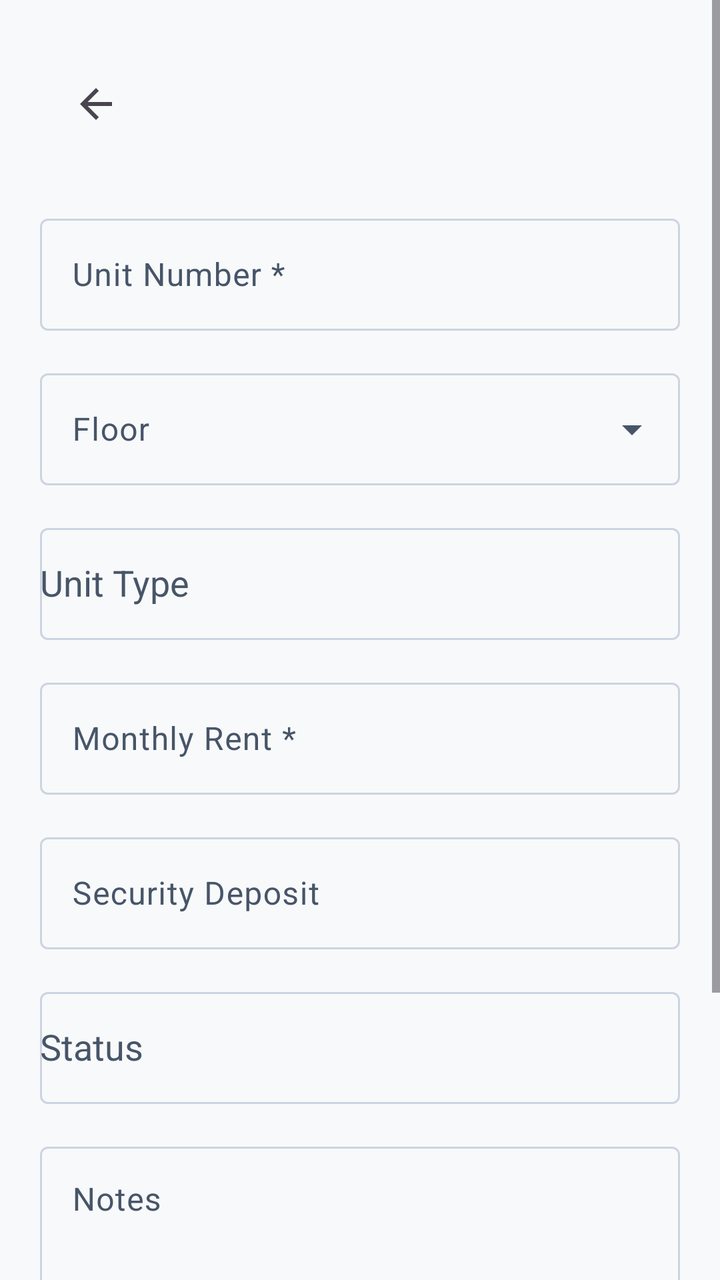
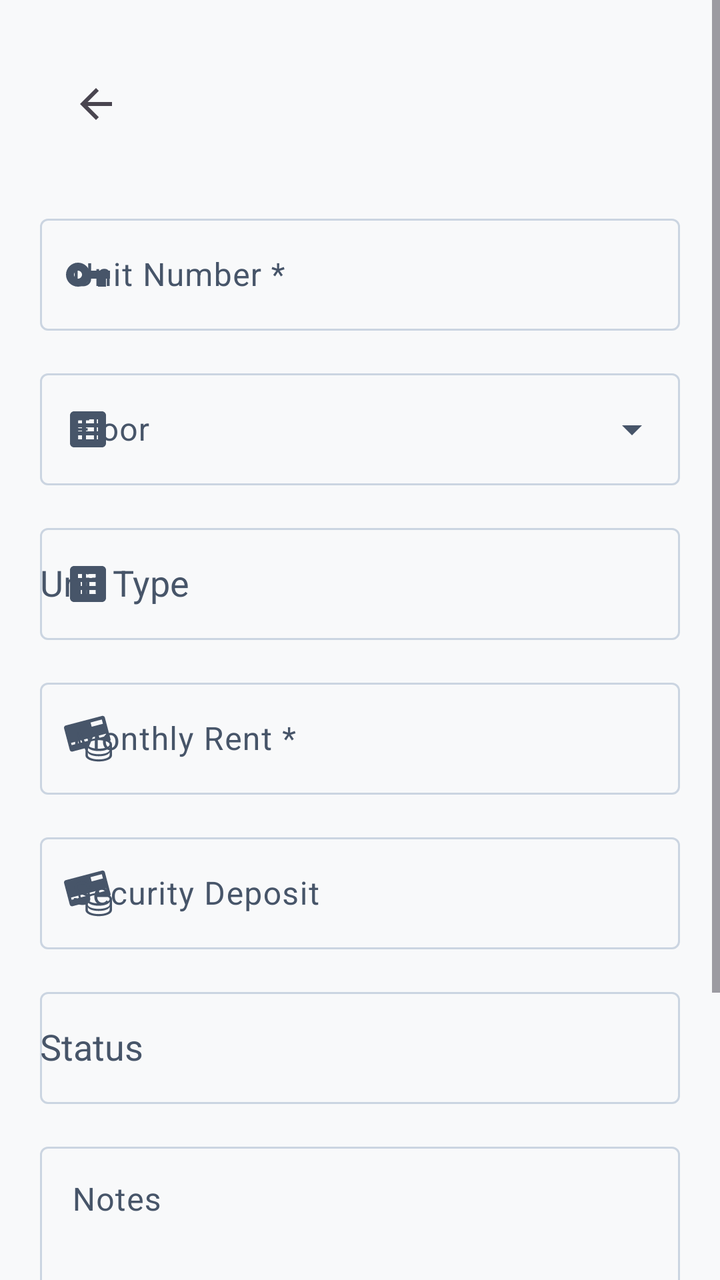

Before-and-after screenshots of an Android layout around one commit, followed by the original layout XML and the change that was made.
<!-- AndroidManifest.xml: application theme Theme.RobHouseRental -->
<!-- res/layout/activity_add_unit.xml -->
<?xml version="1.0" encoding="utf-8"?>
<ScrollView
    xmlns:android="http://schemas.android.com/apk/res/android"
    xmlns:app="http://schemas.android.com/apk/res-auto"
    android:layout_width="match_parent"
    android:layout_height="match_parent"
    android:fitsSystemWindows="true"
    android:fillViewport="true">

    <LinearLayout
        android:layout_width="match_parent"
        android:layout_height="wrap_content"
        android:orientation="vertical"
        android:padding="20dp">

        
        <com.google.android.material.appbar.MaterialToolbar
            android:id="@+id/toolbarAddUnit"
            android:layout_width="match_parent"
            android:layout_height="?attr/actionBarSize"
            android:title="@string/add_unit_title"
            app:navigationIcon="@drawable/ic_arrow_back" />

        
        <com.google.android.material.textfield.TextInputLayout
            android:id="@+id/layoutUnitNumber"
            style="@style/Widget.Material3.TextInputLayout.OutlinedBox"
            android:layout_width="match_parent"
            android:layout_height="wrap_content"
            android:layout_marginTop="20dp"
            android:hint="@string/hint_unit_number_req">

            <com.google.android.material.textfield.TextInputEditText
                android:id="@+id/etUnitNumber"
                android:layout_width="match_parent"
                android:layout_height="wrap_content"
                android:inputType="textCapCharacters"
                android:minHeight="56dp" />

        </com.google.android.material.textfield.TextInputLayout>

        
        <com.google.android.material.textfield.TextInputLayout
            android:id="@+id/layoutUnitFloor"
            style="@style/Widget.Material3.TextInputLayout.OutlinedBox.ExposedDropdownMenu"
            android:layout_width="match_parent"
            android:layout_height="wrap_content"
            android:layout_marginTop="16dp"
            android:hint="@string/hint_unit_floor">

            <com.google.android.material.textfield.MaterialAutoCompleteTextView
                android:id="@+id/autoUnitFloor"
                android:layout_width="match_parent"
                android:layout_height="wrap_content"
                android:focusable="false"
                android:inputType="none"
                android:minHeight="56dp" />

        </com.google.android.material.textfield.TextInputLayout>

        
        <com.google.android.material.textfield.TextInputLayout
            android:id="@+id/layoutUnitType"
            style="@style/Widget.Material3.TextInputLayout.OutlinedBox"
            android:layout_width="match_parent"
            android:layout_height="wrap_content"
            android:layout_marginTop="16dp"
            android:hint="@string/hint_unit_type">

            <com.google.android.material.textfield.MaterialAutoCompleteTextView
                android:id="@+id/autoUnitType"
                android:layout_width="match_parent"
                android:layout_height="wrap_content"
                android:inputType="none"
                android:minHeight="56dp" />

        </com.google.android.material.textfield.TextInputLayout>

        
        <com.google.android.material.textfield.TextInputLayout
            android:id="@+id/layoutMonthlyRent"
            style="@style/Widget.Material3.TextInputLayout.OutlinedBox"
            android:layout_width="match_parent"
            android:layout_height="wrap_content"
            android:layout_marginTop="16dp"
            android:hint="@string/hint_unit_rent_req">

            <com.google.android.material.textfield.TextInputEditText
                android:id="@+id/etMonthlyRent"
                android:layout_width="match_parent"
                android:layout_height="wrap_content"
                android:inputType="numberDecimal"
                android:minHeight="56dp" />

        </com.google.android.material.textfield.TextInputLayout>

        
        <com.google.android.material.textfield.TextInputLayout
            android:id="@+id/layoutSecurityDeposit"
            style="@style/Widget.Material3.TextInputLayout.OutlinedBox"
            android:layout_width="match_parent"
            android:layout_height="wrap_content"
            android:layout_marginTop="16dp"
            android:hint="@string/hint_unit_deposit">

            <com.google.android.material.textfield.TextInputEditText
                android:id="@+id/etSecurityDeposit"
                android:layout_width="match_parent"
                android:layout_height="wrap_content"
                android:inputType="numberDecimal"
                android:minHeight="56dp" />

        </com.google.android.material.textfield.TextInputLayout>

        
        <com.google.android.material.textfield.TextInputLayout
            android:id="@+id/layoutUnitStatus"
            style="@style/Widget.Material3.TextInputLayout.OutlinedBox"
            android:layout_width="match_parent"
            android:layout_height="wrap_content"
            android:layout_marginTop="16dp"
            android:hint="@string/hint_unit_status">

            <com.google.android.material.textfield.MaterialAutoCompleteTextView
                android:id="@+id/autoUnitStatus"
                android:layout_width="match_parent"
                android:layout_height="wrap_content"
                android:inputType="none"
                android:minHeight="56dp" />

        </com.google.android.material.textfield.TextInputLayout>

        
        <com.google.android.material.textfield.TextInputLayout
            android:id="@+id/layoutUnitNotes"
            style="@style/Widget.Material3.TextInputLayout.OutlinedBox"
            android:layout_width="match_parent"
            android:layout_height="wrap_content"
            android:layout_marginTop="16dp"
            android:hint="@string/hint_property_notes">

            <com.google.android.material.textfield.TextInputEditText
                android:id="@+id/etUnitNotes"
                android:layout_width="match_parent"
                android:layout_height="wrap_content"
                android:gravity="top"
                android:inputType="textCapSentences|textMultiLine"
                android:minHeight="120dp" />

        </com.google.android.material.textfield.TextInputLayout>

        
        <com.google.android.material.button.MaterialButton
            android:id="@+id/btnSaveUnit"
            android:layout_width="match_parent"
            android:layout_height="wrap_content"
            android:layout_marginTop="28dp"
            android:minHeight="60dp"
            android:text="@string/save_unit"
            android:textSize="18sp"
            app:cornerRadius="18dp" />

        <Space
            android:layout_width="match_parent"
            android:layout_height="24dp" />

    </LinearLayout>

</ScrollView>
<!-- resources referenced by this layout -->
<resources>
  <string name="add_unit_title">Add Unit</string>
  <string name="hint_property_notes">Notes</string>
  <string name="hint_unit_floor">Floor</string>
  <string name="hint_unit_rent_req">Monthly Rent *</string>
  <string name="hint_unit_status">Status</string>
  <string name="hint_unit_type">Unit Type</string>
  <string name="save_unit">Save Unit</string>
  <color name="md_theme_primary">#00695C</color>
  <color name="md_theme_onPrimary">#FFFFFF</color>
  <color name="md_theme_primaryContainer">#E0F2F1</color>
  <color name="md_theme_onPrimaryContainer">#00201A</color>
  <color name="md_theme_secondary">#1565C0</color>
  <color name="md_theme_onSecondary">#FFFFFF</color>
  <color name="md_theme_secondaryContainer">#E3F2FD</color>
  <color name="md_theme_tertiary">#6D4C41</color>
  <color name="md_theme_onTertiary">#FFFFFF</color>
  <color name="md_theme_tertiaryContainer">#EFEBE9</color>
  <color name="md_theme_background">#F8F9FA</color>
  <color name="md_theme_onBackground">#191C1D</color>
  <color name="md_theme_surface">#FFFFFF</color>
  <color name="md_theme_onSurface">#191C1D</color>
  <color name="md_theme_surfaceVariant">#F1F5F9</color>
  <color name="md_theme_onSurfaceVariant">#475569</color>
  <color name="md_theme_outline">#CBD5E1</color>
  <color name="md_theme_outlineVariant">#E2E8F0</color>
  <!-- unchanged entries left out for length: 8 -->
</resources>

<!-- the commit's change to res/layout/activity_add_unit.xml (unified diff, before → after) -->
@@ -28,7 +28,8 @@
             android:layout_width="match_parent"
             android:layout_height="wrap_content"
             android:layout_marginTop="20dp"
-            android:hint="@string/hint_unit_number_req">
+            android:hint="@string/hint_unit_number_req"
+            app:startIconDrawable="@drawable/ic_unit_key">
 
             <com.google.android.material.textfield.TextInputEditText
                 android:id="@+id/etUnitNumber"
@@ -46,7 +47,8 @@
             android:layout_width="match_parent"
             android:layout_height="wrap_content"
             android:layout_marginTop="16dp"
-            android:hint="@string/hint_unit_floor">
+            android:hint="@string/hint_unit_floor"
+            app:startIconDrawable="@drawable/ic_building">
 
             <com.google.android.material.textfield.MaterialAutoCompleteTextView
                 android:id="@+id/autoUnitFloor"
@@ -65,7 +67,8 @@
             android:layout_width="match_parent"
             android:layout_height="wrap_content"
             android:layout_marginTop="16dp"
-            android:hint="@string/hint_unit_type">
+            android:hint="@string/hint_unit_type"
+            app:startIconDrawable="@drawable/ic_building">
 
             <com.google.android.material.textfield.MaterialAutoCompleteTextView
                 android:id="@+id/autoUnitType"
@@ -83,7 +86,8 @@
             android:layout_width="match_parent"
             android:layout_height="wrap_content"
             android:layout_marginTop="16dp"
-            android:hint="@string/hint_unit_rent_req">
+            android:hint="@string/hint_unit_rent_req"
+            app:startIconDrawable="@drawable/ic_payment">
 
             <com.google.android.material.textfield.TextInputEditText
                 android:id="@+id/etMonthlyRent"
@@ -101,7 +105,8 @@
             android:layout_width="match_parent"
             android:layout_height="wrap_content"
             android:layout_marginTop="16dp"
-            android:hint="@string/hint_unit_deposit">
+            android:hint="@string/hint_unit_deposit"
+            app:startIconDrawable="@drawable/ic_payment">
 
             <com.google.android.material.textfield.TextInputEditText
                 android:id="@+id/etSecurityDeposit"
<!-- resource entries referenced after the edit -->
@@ -1,5 +1,31 @@
 <!-- resources referenced by this layout -->
 <resources>
+  <!-- drawable ic_building (drawable) -->
+  <vector xmlns:android="http://schemas.android.com/apk/res/android"
+      android:width="24dp"
+      android:height="24dp"
+      android:viewportWidth="24"
+      android:viewportHeight="24">
+    <path
+        android:fillColor="#FF000000"
+        android:pathData="M19,3H5C3.9,3 3,3.9 3,5V19C3,20.1 3.9,21 5,21H19C20.1,21 21,20.1 21,19V5C21,3.9 20.1,3 19,3ZM7,7H9V9H7V7ZM7,11H9V13H7V11ZM7,15H9V17H7V15ZM17,17H11V15H17V17ZM17,13H11V11H17V13ZM17,9H11V7H17V9Z"/>
+  </vector>
+  <!-- drawable ic_payment (drawable) -->
+  <vector xmlns:android="http://schemas.android.com/apk/res/android" android:height="24dp" android:viewportHeight="502.68" android:viewportWidth="502.68" android:width="24dp">
+        
+      <path android:fillColor="#010002" android:pathData="M482.8,276.92c4.53,-5.82 6.73,-13.33 4.72,-20.99L428.05,30.52c-3.45,-13.03 -16.85,-20.84 -29.85,-17.39L18.18,113.33C5.22,116.76 -2.61,130.2 0.8,143.21L60.27,368.6c3.41,13.01 16.87,20.82 29.88,17.41l134.28,-35.42v75.48c0,42.21 69.95,64.3 139.11,64.3c69.11,0 139.15,-22.09 139.15,-64.3V311.61C502.68,297.87 495.16,286.31 482.8,276.92zM439.76,199.23l6.21,23.47l-75.54,19.95l-6.17,-23.51L439.76,199.23zM395.93,50.73l11.8,44.69l-118.01,31.15l-11.8,-44.69L395.93,50.73zM342.98,224.74l6.04,22.95c-27.93,1.25 -55.11,6.13 -76.94,14.45l-4.62,-17.43L342.98,224.74zM79.98,319.22l-6.17,-23.43l75.52,-19.98l6.21,23.56L79.98,319.22zM170.63,270.24l75.48,-19.95l5.72,21.51c-1.83,1.12 -3.56,2.29 -5.24,3.47l-69.78,18.42L170.63,270.24zM477.49,424.21c0,24.61 -50.99,44.54 -113.96,44.54c-62.9,0 -113.94,-19.95 -113.94,-44.54v-27.72c0,-0.93 0.54,-1.77 0.69,-2.65c3.6,23.34 52.65,41.85 113.25,41.85c60.61,0 109.69,-18.51 113.27,-41.85c0.15,0.88 0.69,1.73 0.69,2.65V424.21zM477.49,369.68c0,24.59 -50.99,44.52 -113.96,44.52c-62.9,0 -113.94,-19.93 -113.94,-44.52V341.96c0,-0.91 0.54,-1.77 0.69,-2.65c3.6,23.32 52.65,41.87 113.25,41.87c60.61,0 109.69,-18.55 113.27,-41.87c0.15,0.88 0.69,1.75 0.69,2.65V369.68zM363.53,356.11c-62.9,0 -113.94,-19.93 -113.94,-44.5c0,-24.57 51.04,-44.5 113.94,-44.5c62.97,0 113.96,19.93 113.96,44.5C477.49,336.18 426.5,356.11 363.53,356.11z"/>
+      
+  </vector>
+  <!-- drawable ic_unit_key (drawable) -->
+  <vector xmlns:android="http://schemas.android.com/apk/res/android"
+      android:width="24dp"
+      android:height="24dp"
+      android:viewportWidth="24"
+      android:viewportHeight="24">
+    <path
+        android:fillColor="#FF000000"
+        android:pathData="M12.65,10C11.83,7.67 9.61,6 7,6C3.69,6 1,8.69 1,12C1,15.31 3.69,18 7,18C9.61,18 11.83,16.33 12.65,14H17V18H21V14H23V10H12.65ZM7,14C5.9,14 5,13.1 5,12C5,10.9 5.9,10 7,10C8.1,10 9,10.9 9,12C9,13.1 8.1,14 7,14Z"/>
+  </vector>
   <string name="add_unit_title">Add Unit</string>
   <string name="hint_property_notes">Notes</string>
   <string name="hint_unit_floor">Floor</string>
